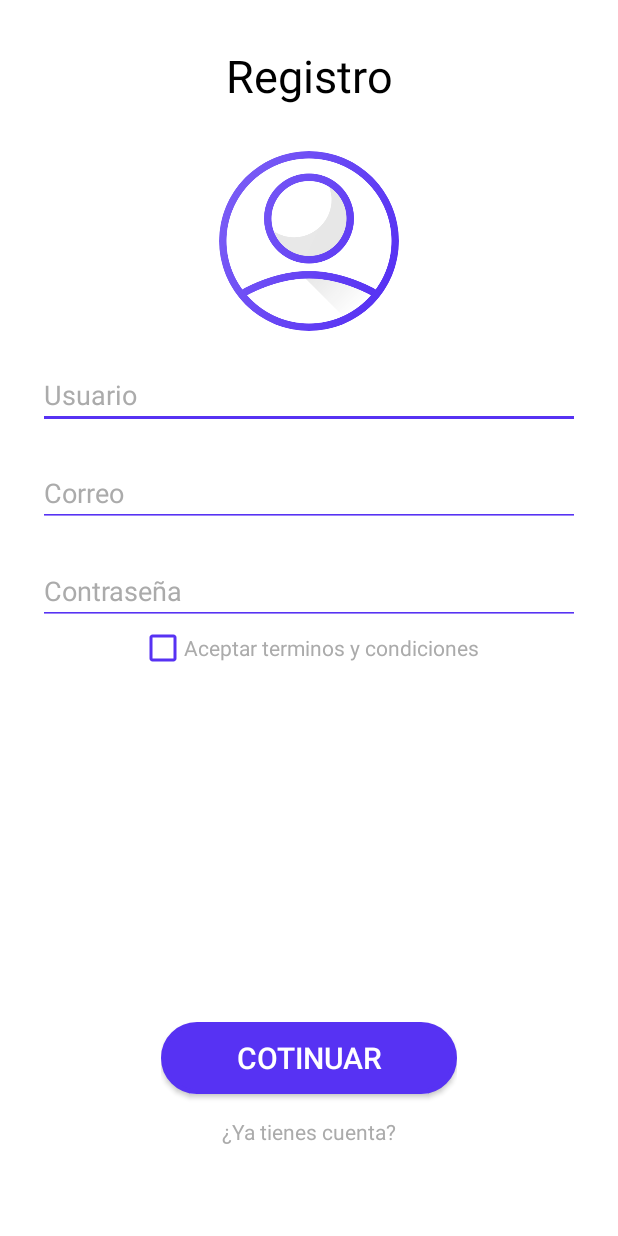
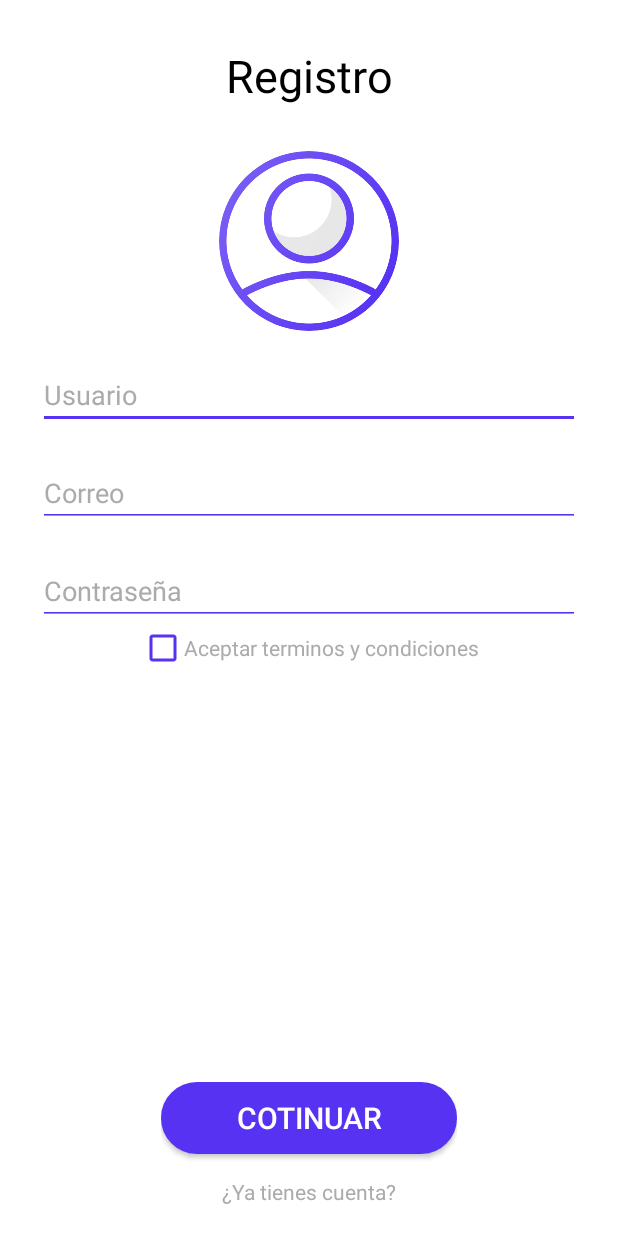
Before and after one commit to ErikG2002/MyChat, an Android app: the screen it shows after launch (MainActivity), on a phone screen of 412 x 824 dp. Run offline under Robolectric (Android 15) with nearby library versions, the phone set to English and light mode, and no system bars; our stand-ins replace CircleImageView, Firebase (no records; nobody signed in at launch, a user with empty details on screens opened directly).

Commit message:
change reference point in button

```diff
--- a/app/src/main/res/layout/activity_main.xml
+++ b/app/src/main/res/layout/activity_main.xml
@@ -105,7 +105,7 @@
         app:layout_constraintRight_toRightOf="parent"
         app:layout_constraintLeft_toLeftOf="parent"
         app:layout_constraintBottom_toBottomOf="parent"
-        android:layout_marginBottom="60dp">
+        android:layout_marginBottom="20dp">
 
         <Button
             android:id="@+id/sendButton"
--- a/build.gradle
+++ b/build.gradle
@@ -7,7 +7,7 @@ buildscript {
 
     }
     dependencies {
-        classpath 'com.android.tools.build:gradle:3.5.0'
+        classpath 'com.android.tools.build:gradle:3.5.1'
         classpath 'com.google.gms:google-services:4.3.2'
 
         // NOTE: Do not place your application dependencies here; they belong
```
